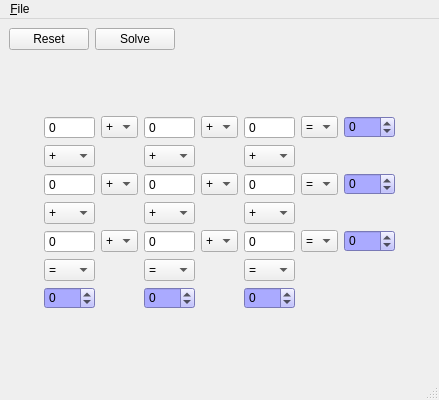
Above: digit-shuffle.ui from textbrowser/digit-shuffle before the change. Below: the same form after it.
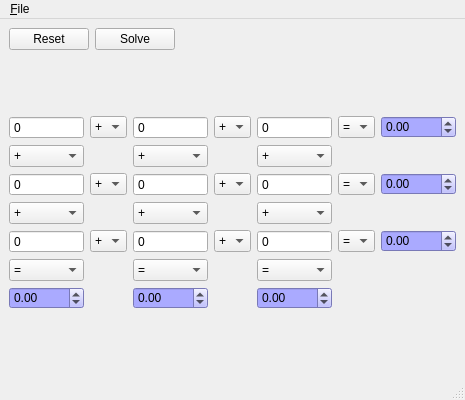
That is the form after the change. Icons and pictures are not drawn.

Commit message: Now with fractions.

Diff of the .ui file:
```diff
--- a/digit-shuffle.ui
+++ b/digit-shuffle.ui
@@ -179,19 +179,6 @@
           </item>
          </widget>
         </item>
-        <item row="0" column="6">
-         <widget class="QSpinBox" name="a">
-          <property name="styleSheet">
-           <string notr="true">QWidget {background-color:rgb(170, 170, 255);}</string>
-          </property>
-          <property name="minimum">
-           <number>-999</number>
-          </property>
-          <property name="maximum">
-           <number>999</number>
-          </property>
-         </widget>
-        </item>
         <item row="1" column="0">
          <widget class="QComboBox" name="c1">
           <property name="sizeAdjustPolicy">
@@ -372,19 +359,6 @@
           </item>
          </widget>
         </item>
-        <item row="2" column="6">
-         <widget class="QSpinBox" name="b">
-          <property name="styleSheet">
-           <string notr="true">QWidget {background-color:rgb(170, 170, 255);}</string>
-          </property>
-          <property name="minimum">
-           <number>-999</number>
-          </property>
-          <property name="maximum">
-           <number>999</number>
-          </property>
-         </widget>
-        </item>
         <item row="3" column="0">
          <widget class="QComboBox" name="c2">
           <property name="sizeAdjustPolicy">
@@ -565,19 +539,6 @@
           </item>
          </widget>
         </item>
-        <item row="4" column="6">
-         <widget class="QSpinBox" name="c">
-          <property name="styleSheet">
-           <string notr="true">QWidget {background-color:rgb(170, 170, 255);}</string>
-          </property>
-          <property name="minimum">
-           <number>-999</number>
-          </property>
-          <property name="maximum">
-           <number>999</number>
-          </property>
-         </widget>
-        </item>
         <item row="5" column="0">
          <widget class="QComboBox" name="c3">
           <property name="currentIndex">
@@ -623,42 +584,81 @@
           </item>
          </widget>
         </item>
-        <item row="6" column="0">
-         <widget class="QSpinBox" name="d">
+        <item row="0" column="6">
+         <widget class="QDoubleSpinBox" name="a">
           <property name="styleSheet">
            <string notr="true">QWidget {background-color:rgb(170, 170, 255);}</string>
           </property>
           <property name="minimum">
-           <number>-999</number>
+           <double>-1000.000000000000000</double>
           </property>
           <property name="maximum">
-           <number>999</number>
+           <double>1000.000000000000000</double>
           </property>
          </widget>
         </item>
-        <item row="6" column="2">
-         <widget class="QSpinBox" name="e">
+        <item row="2" column="6">
+         <widget class="QDoubleSpinBox" name="b">
           <property name="styleSheet">
            <string notr="true">QWidget {background-color:rgb(170, 170, 255);}</string>
           </property>
           <property name="minimum">
-           <number>-999</number>
+           <double>-1000.000000000000000</double>
           </property>
           <property name="maximum">
-           <number>999</number>
+           <double>1000.000000000000000</double>
+          </property>
+         </widget>
+        </item>
+        <item row="4" column="6">
+         <widget class="QDoubleSpinBox" name="c">
+          <property name="styleSheet">
+           <string notr="true">QWidget {background-color:rgb(170, 170, 255);}</string>
+          </property>
+          <property name="minimum">
+           <double>-1000.000000000000000</double>
+          </property>
+          <property name="maximum">
+           <double>1000.000000000000000</double>
           </property>
          </widget>
         </item>
         <item row="6" column="4">
-         <widget class="QSpinBox" name="f">
+         <widget class="QDoubleSpinBox" name="f">
           <property name="styleSheet">
            <string notr="true">QWidget {background-color:rgb(170, 170, 255);}</string>
           </property>
           <property name="minimum">
-           <number>-999</number>
+           <double>-1000.000000000000000</double>
           </property>
           <property name="maximum">
-           <number>999</number>
+           <double>1000.000000000000000</double>
+          </property>
+         </widget>
+        </item>
+        <item row="6" column="2">
+         <widget class="QDoubleSpinBox" name="e">
+          <property name="styleSheet">
+           <string notr="true">QWidget {background-color:rgb(170, 170, 255);}</string>
+          </property>
+          <property name="minimum">
+           <double>-1000.000000000000000</double>
+          </property>
+          <property name="maximum">
+           <double>1000.000000000000000</double>
+          </property>
+         </widget>
+        </item>
+        <item row="6" column="0">
+         <widget class="QDoubleSpinBox" name="d">
+          <property name="styleSheet">
+           <string notr="true">QWidget {background-color:rgb(170, 170, 255);}</string>
+          </property>
+          <property name="minimum">
+           <double>-1000.000000000000000</double>
+          </property>
+          <property name="maximum">
+           <double>1000.000000000000000</double>
           </property>
          </widget>
         </item>
@@ -700,7 +700,7 @@
      <x>0</x>
      <y>0</y>
      <width>439</width>
-     <height>22</height>
+     <height>30</height>
     </rect>
    </property>
    <widget class="QMenu" name="menu_File">
```
The commit also changes 2 other files.
